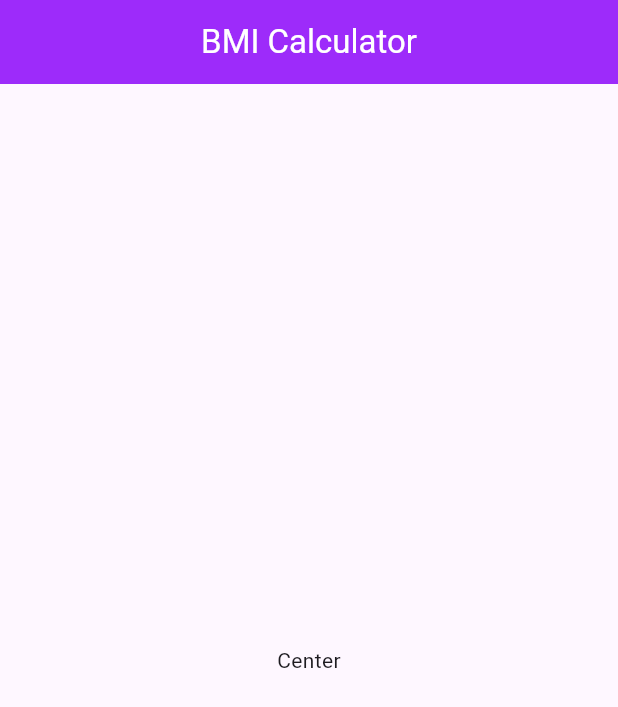
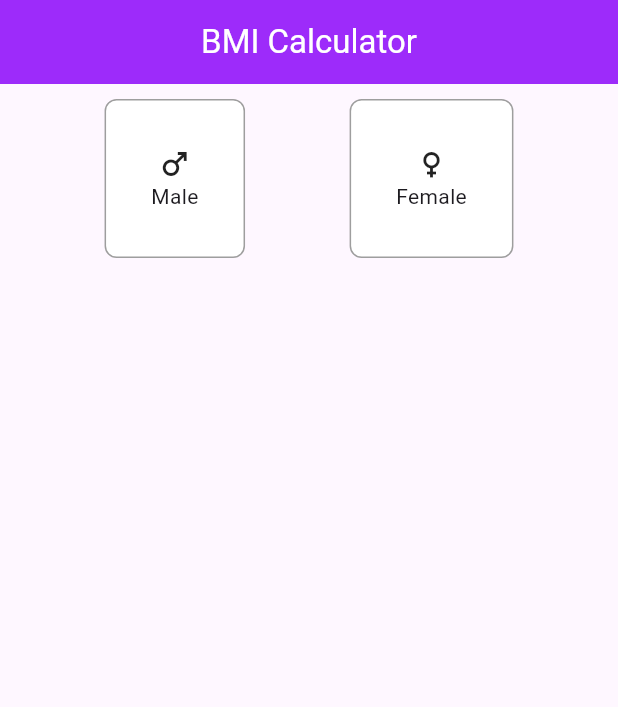
Before and after one commit to aymanSalahA/nti_bmi_calculator, a Flutter app: the screen it shows after launch, on a phone screen of 412 x 824 dp. Shown: the top 707 px of the screen. Run offline on Flutter 3.47's test engine with Material 3 defaults, Android fonts, the phone set to English and light mode, and no system bars.

Commit message:
Gender section

```diff
--- a/lib/main.dart
+++ b/lib/main.dart
@@ -1,4 +1,5 @@
 import 'package:flutter/material.dart';
+import 'widgets/gender_selection.dart';
 
 void main() {
   runApp(const MyApp());
@@ -21,7 +22,12 @@ class MyApp extends StatelessWidget {
             ),
             centerTitle: true,
           ),
-          body: Center(child: Text("Center")),
+          body: Column(
+            children: [
+              SizedBox(height: 10),
+              GenderSelection(), //!
+            ],
+          ),
         ),
       ),
     );
--- /dev/null
+++ b/lib/widgets/gender_selection.dart
@@ -0,0 +1,68 @@
+import 'package:flutter/material.dart';
+
+class GenderSelection extends StatefulWidget {
+  const GenderSelection({super.key});
+
+  @override
+  State<GenderSelection> createState() => _GenderSelectionState();
+}
+
+class _GenderSelectionState extends State<GenderSelection> {
+  bool maleIsSelected = false;
+  bool femaleIsSelected = false;
+
+  @override
+  Widget build(BuildContext context) {
+    return Row(
+      mainAxisAlignment: MainAxisAlignment.spaceEvenly,
+      children: [
+        InkWell(
+          onTap: () {
+            setState(() {
+              maleIsSelected = true;
+              femaleIsSelected = false;
+            });
+          },
+          child: Container(
+            padding: EdgeInsets.all(30),
+            decoration: BoxDecoration(
+              border: Border.all(color: Colors.grey),
+              borderRadius: BorderRadius.circular(8),
+              color: maleIsSelected ? Colors.blue : Colors.white,
+            ),
+            child: Column(
+              mainAxisAlignment: MainAxisAlignment.spaceBetween,
+              children: [
+                Icon(Icons.male), //!
+                Text("Male"),
+              ],
+            ),
+          ),
+        ),
+        InkWell(
+          onTap: () {
+            setState(() {
+              maleIsSelected = false;
+              femaleIsSelected = true;
+            });
+          },
+          child: Container(
+            padding: EdgeInsets.all(30),
+            decoration: BoxDecoration(
+              border: Border.all(color: Colors.grey),
+              borderRadius: BorderRadius.circular(8),
+              color: femaleIsSelected ? Colors.pink : Colors.white,
+            ),
+            child: Column(
+              mainAxisAlignment: MainAxisAlignment.spaceBetween,
+              children: [
+                Icon(Icons.female), //!
+                Text("Female"),
+              ],
+            ),
+          ),
+        ),
+      ],
+    );
+  }
+}
```
